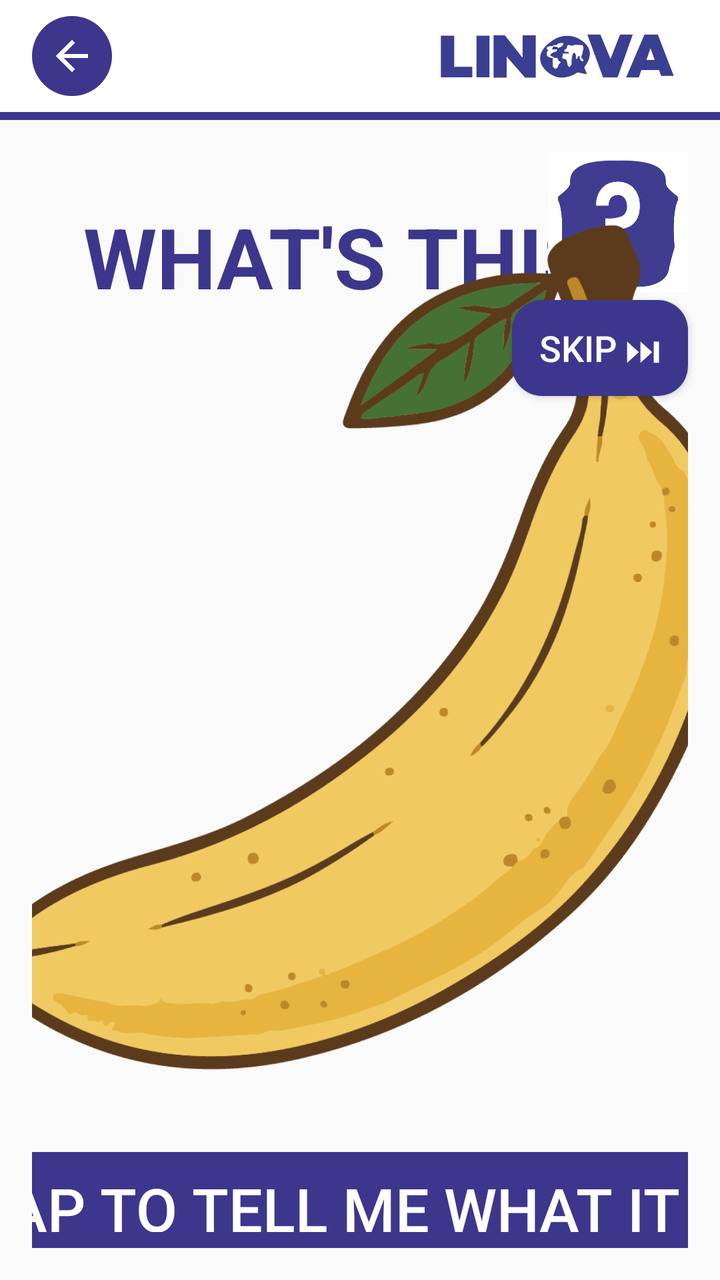
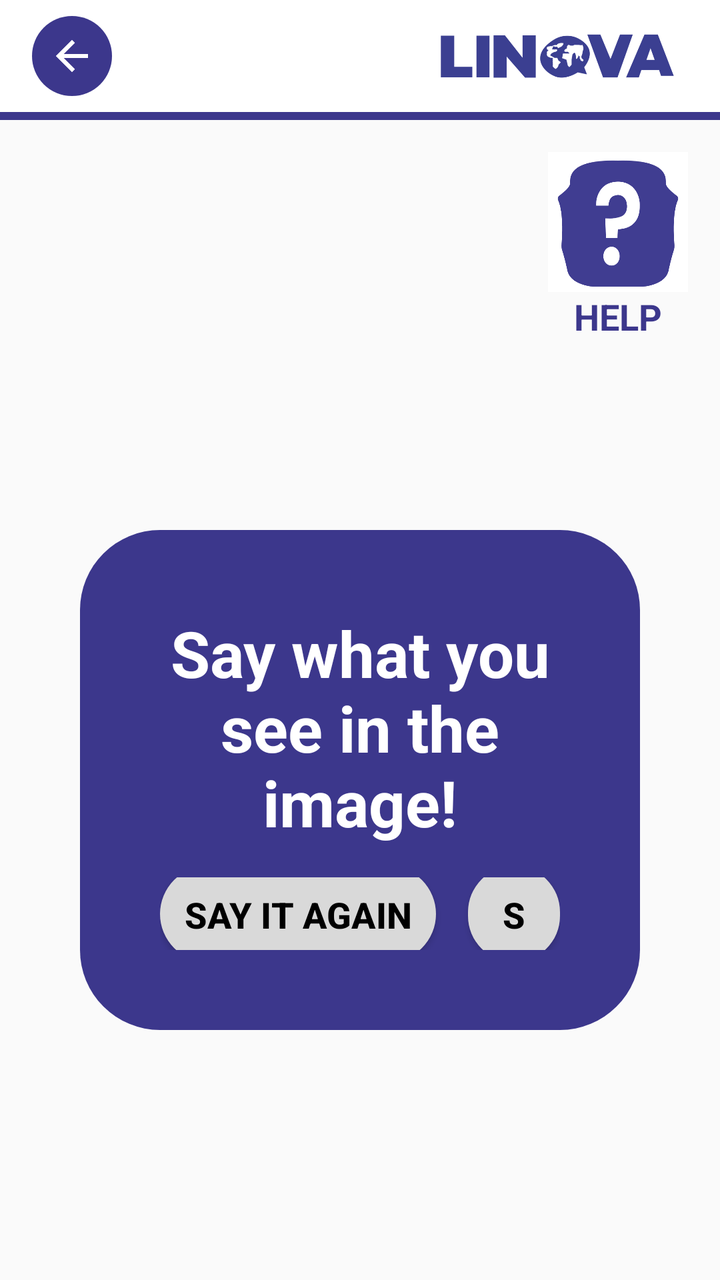

Compare the two renders of this Android layout. The source of the first and the diff that turns it into the second are given below.
<!-- AndroidManifest.xml: activity theme AppTheme -->
<!-- res/layout/activity_main.xml -->
<android.support.v7.widget.LinearLayoutCompat
    xmlns:android="http://schemas.android.com/apk/res/android"
    xmlns:tools="http://schemas.android.com/tools"
    android:layout_width="match_parent"
    android:layout_height="match_parent"
    android:orientation="vertical"
    tools:context=".MainActivity">

    <include
        android:id="@+id/toolbar"
        layout="@layout/toolbar"/>

    <FrameLayout
        android:layout_width="match_parent"
        android:layout_height="match_parent">

        
        <TextView
            android:id="@+id/title"
            android:layout_width="wrap_content"
            android:layout_height="wrap_content"
            android:text="WHAT'S THIS?"
            android:textSize="42sp"
            android:textStyle="bold"
            android:textColor="@color/colorPurple"
            android:layout_gravity="top|center_horizontal"
            android:layout_marginBottom="40dp"
            android:layout_marginTop="40dp"/>

        
        <LinearLayout
            android:id="@+id/helpContainer"
            android:layout_width="wrap_content"
            android:layout_height="wrap_content"
            android:orientation="vertical"
            android:gravity="center"
            android:layout_gravity="top|end"
            android:layout_margin="16dp">

            <ImageButton
                android:id="@+id/btnHelp"
                android:layout_width="70dp"
                android:layout_height="70dp"
                android:src="@drawable/help"
                android:scaleType="fitXY"
                android:background="@null"
                android:contentDescription="Help"/>

            <TextView
                android:id="@+id/helpText"
                android:layout_width="wrap_content"
                android:layout_height="wrap_content"
                android:text="HELP"
                android:textStyle="bold"
                android:textSize="18sp"
                android:textColor="@color/colorPurple"/>
        </LinearLayout>

        
        <LinearLayout
            android:layout_width="wrap_content"
            android:layout_height="wrap_content"
            android:orientation="horizontal"
            android:layout_gravity="center">

            <LinearLayout
                android:layout_width="wrap_content"
                android:layout_height="wrap_content"
                android:orientation="vertical"
                android:gravity="center"
                android:padding="16dp">

                <ImageButton
                    android:id="@+id/imagen"
                    android:layout_width="500dp"
                    android:layout_height="500dp"
                    android:scaleType="centerInside"
                    android:src="@drawable/banana"
                    android:background="?attr/selectableItemBackgroundBorderless"
                    android:padding="16dp"/>

                <Button
                    android:id="@+id/btnImagen"
                    android:layout_width="500dp"
                    android:layout_height="wrap_content"
                    android:text="Tap to tell me what it is"
                    android:background="@drawable/button_rounded"
                    android:textColor="@color/colorWhite"
                    android:textSize="30sp"/>
            </LinearLayout>
        </LinearLayout>

        
        <Button
            android:id="@+id/btnSkip"
            android:layout_width="wrap_content"
            android:layout_height="wrap_content"
            android:text="skip ⏭"
            android:textSize="18sp"
            android:layout_gravity="top|end"
            android:layout_marginTop="90dp"
            android:layout_marginEnd="16dp"
            android:textColor="@color/colorWhite"
            android:background="@drawable/button_rounded"/>

    </FrameLayout>

</android.support.v7.widget.LinearLayoutCompat>
<!-- res/layout/toolbar.xml (included above) -->
<?xml version="1.0" encoding="utf-8"?>
<android.support.design.widget.AppBarLayout
    xmlns:android="http://schemas.android.com/apk/res/android"
    android:layout_width="match_parent"
    android:layout_height="wrap_content"
    android:background="@android:color/white"
    android:elevation="0dp"
    android:stateListAnimator="@null">

    <android.support.v7.widget.Toolbar
        android:id="@+id/toolbar"
        android:layout_width="match_parent"
        android:layout_height="?attr/actionBarSize"
        android:background="@android:color/white">

        
        <ImageButton
            android:id="@+id/btnBack"
            android:layout_width="40dp"
            android:layout_height="40dp"
            android:layout_gravity="start|center_vertical"
            android:layout_marginStart="12dp"
            android:background="@drawable/arrow_button"
            android:padding="8dp"
            android:src="@drawable/baseline_arrow_back_24"
            android:contentDescription="Volver"/>

        
        <ImageView
            android:id="@+id/imgRight"
            android:layout_width="120dp"
            android:layout_height="40dp"
            android:layout_gravity="end|center_vertical"
            android:layout_marginEnd="22dp"
            android:src="@drawable/logo"/>

    </android.support.v7.widget.Toolbar>

    
    <View
        android:layout_width="match_parent"
        android:layout_height="4dp"
        android:background="@color/colorPurple"/>

</android.support.design.widget.AppBarLayout>
<!-- resources referenced by this layout -->
<resources>
  <color name="colorPurple">#3C378C</color>
  <color name="colorWhite">#FFFFFF</color>
  <!-- drawable arrow_button (drawable) -->
  <layer-list xmlns:android="http://schemas.android.com/apk/res/android">
  
      
      <item>
          <shape android:shape="oval">
              <size
                  android:width="40dp"
                  android:height="40dp"/>
              <solid android:color="@color/colorPurple"/>
          </shape>
      </item>
  
      
      <item
          android:drawable="@drawable/baseline_arrow_back_24"
          android:gravity="center"/>
  </layer-list>
  <!-- drawable banana: png bitmap (drawable, 305390 bytes) -->
  <!-- drawable baseline_arrow_back_24 (drawable) -->
  <vector xmlns:android="http://schemas.android.com/apk/res/android" android:autoMirrored="true" android:height="24dp" android:tint="#FFFFFF" android:viewportHeight="24" android:viewportWidth="24" android:width="24dp">
        
      <path android:fillColor="@android:color/white" android:pathData="M20,11H7.83l5.59,-5.59L12,4l-8,8 8,8 1.41,-1.41L7.83,13H20v-2z"/>
      
  </vector>
  <!-- drawable button_rounded (drawable) -->
  <?xml version="1.0" encoding="utf-8"?>
  <shape xmlns:android="http://schemas.android.com/apk/res/android"
      android:shape="rectangle">
      <corners android:radius="15dp" />
      <padding
          android:left="8dp"
          android:top="8dp"
          android:right="8dp"
          android:bottom="8dp" />
      <solid android:color="@color/colorPurple" />
  </shape>
  <!-- drawable help: png bitmap (drawable, 11131 bytes) -->
  <!-- drawable logo: png bitmap (drawable, 20298 bytes) -->
  <style name="AppTheme" parent="Theme.AppCompat.Light.NoActionBar">
          
          <item name="colorPrimary">@color/colorPurple</item>
          <item name="colorPrimaryDark">@color/colorPurple</item>
          <item name="colorAccent">@color/colorPurple</item>
      </style>
</resources>

<!-- the commit's change to res/layout/activity_main.xml (unified diff, before → after) -->
@@ -21,12 +21,14 @@
             android:layout_height="wrap_content"
             android:text="WHAT'S THIS?"
             android:textSize="42sp"
+            android:visibility="invisible"
             android:textStyle="bold"
             android:textColor="@color/colorPurple"
             android:layout_gravity="top|center_horizontal"
             android:layout_marginBottom="40dp"
             android:layout_marginTop="40dp"/>
 
+        
         
         <LinearLayout
             android:id="@+id/helpContainer"
@@ -54,7 +56,9 @@
                 android:textStyle="bold"
                 android:textSize="18sp"
                 android:textColor="@color/colorPurple"/>
+
         </LinearLayout>
+
 
         
         <LinearLayout
@@ -73,6 +77,7 @@
                 <ImageButton
                     android:id="@+id/imagen"
                     android:layout_width="500dp"
+                    android:visibility="invisible"
                     android:layout_height="500dp"
                     android:scaleType="centerInside"
                     android:src="@drawable/banana"
@@ -83,25 +88,85 @@
                     android:id="@+id/btnImagen"
                     android:layout_width="500dp"
                     android:layout_height="wrap_content"
+                    android:visibility="invisible"
+
                     android:text="Tap to tell me what it is"
                     android:background="@drawable/button_rounded"
                     android:textColor="@color/colorWhite"
                     android:textSize="30sp"/>
+                <Button
+                    android:id="@+id/btnSkip"
+                    android:layout_width="wrap_content"
+                    android:layout_height="wrap_content"
+                    android:text="skip ⏭"
+                    android:visibility="invisible"
+                    android:textSize="18sp"
+                    android:layout_marginTop="8dp"
+                    android:textColor="@color/colorWhite"
+                    android:background="@drawable/button_rounded"/>
+
             </LinearLayout>
         </LinearLayout>
-
-        
-        <Button
-            android:id="@+id/btnSkip"
-            android:layout_width="wrap_content"
-            android:layout_height="wrap_content"
-            android:text="skip ⏭"
-            android:textSize="18sp"
-            android:layout_gravity="top|end"
-            android:layout_marginTop="90dp"
-            android:layout_marginEnd="16dp"
-            android:textColor="@color/colorWhite"
-            android:background="@drawable/button_rounded"/>
+        <LinearLayout
+            android:id="@+id/loadingBox"
+            android:layout_width="match_parent"
+            android:layout_height="250dp"
+            android:layout_marginStart="40dp"
+            android:layout_marginEnd="40dp"
+            android:layout_marginTop="40dp"
+            android:padding="40dp"
+            android:background="@drawable/bg_dialog_rounded"
+            android:orientation="vertical"
+            android:gravity="center"
+            android:layout_gravity="center">
+
+            <TextView
+                android:id="@+id/instruction"
+                android:layout_width="wrap_content"
+                android:layout_height="wrap_content"
+                android:text="Say what you see in the image!"
+                android:textColor="@android:color/white"
+                android:textStyle="bold"
+                android:textSize="32sp"
+                android:gravity="center"
+                android:textAlignment="center"/>
+
+            <LinearLayout
+                android:layout_width="match_parent"
+                android:layout_height="wrap_content"
+                android:orientation="horizontal"
+                android:gravity="center"
+                android:paddingTop="16dp">
+
+                <Button
+                    android:id="@+id/sayitagain"
+                    android:layout_height="48dp"
+                    android:layout_width="wrap_content"
+                    android:layout_marginEnd="8dp"
+                    android:text="SAY IT AGAIN"
+                    android:background="@drawable/btn_rounded_t"
+                    android:textColor="@color/colorBlack"
+                    android:textAllCaps="false"
+                    android:textStyle="bold"
+                    android:textSize="18sp"
+                    android:padding="12dp"/>
+
+                <Button
+                    android:id="@+id/skip"
+                    android:layout_height="48dp"
+                    android:layout_width="wrap_content"
+                    android:layout_marginStart="8dp"
+                    android:text="SKIP"
+                    android:background="@drawable/btn_rounded_t"
+                    android:textColor="@color/colorBlack"
+                    android:textAllCaps="false"
+                    android:textStyle="bold"
+                    android:textSize="18sp"
+                    android:padding="12dp"/>
+
+            </LinearLayout>
+
+        </LinearLayout>
 
     </FrameLayout>
 
<!-- resource entries referenced after the edit -->
@@ -1,5 +1,6 @@
 <!-- resources referenced by this layout -->
 <resources>
+  <color name="colorBlack">#000000</color>
   <color name="colorPurple">#3C378C</color>
   <color name="colorWhite">#FFFFFF</color>
   <!-- drawable arrow_button (drawable) -->
@@ -27,6 +28,24 @@
       <path android:fillColor="@android:color/white" android:pathData="M20,11H7.83l5.59,-5.59L12,4l-8,8 8,8 1.41,-1.41L7.83,13H20v-2z"/>
       
   </vector>
+  <!-- drawable bg_dialog_rounded (drawable) -->
+  <?xml version="1.0" encoding="utf-8"?>
+  <shape xmlns:android="http://schemas.android.com/apk/res/android">
+  
+      <solid android:color="@color/colorPurple"/>
+  
+      <corners android:radius="40dp"/>
+  
+  </shape>
+  <!-- drawable btn_rounded_t (drawable) -->
+  <?xml version="1.0" encoding="utf-8"?>
+  <shape xmlns:android="http://schemas.android.com/apk/res/android">
+  
+      <solid android:color="#D9D9D9"/>
+  
+      <corners android:radius="30dp"/>
+  
+  </shape>
   <!-- drawable button_rounded (drawable) -->
   <?xml version="1.0" encoding="utf-8"?>
   <shape xmlns:android="http://schemas.android.com/apk/res/android"
